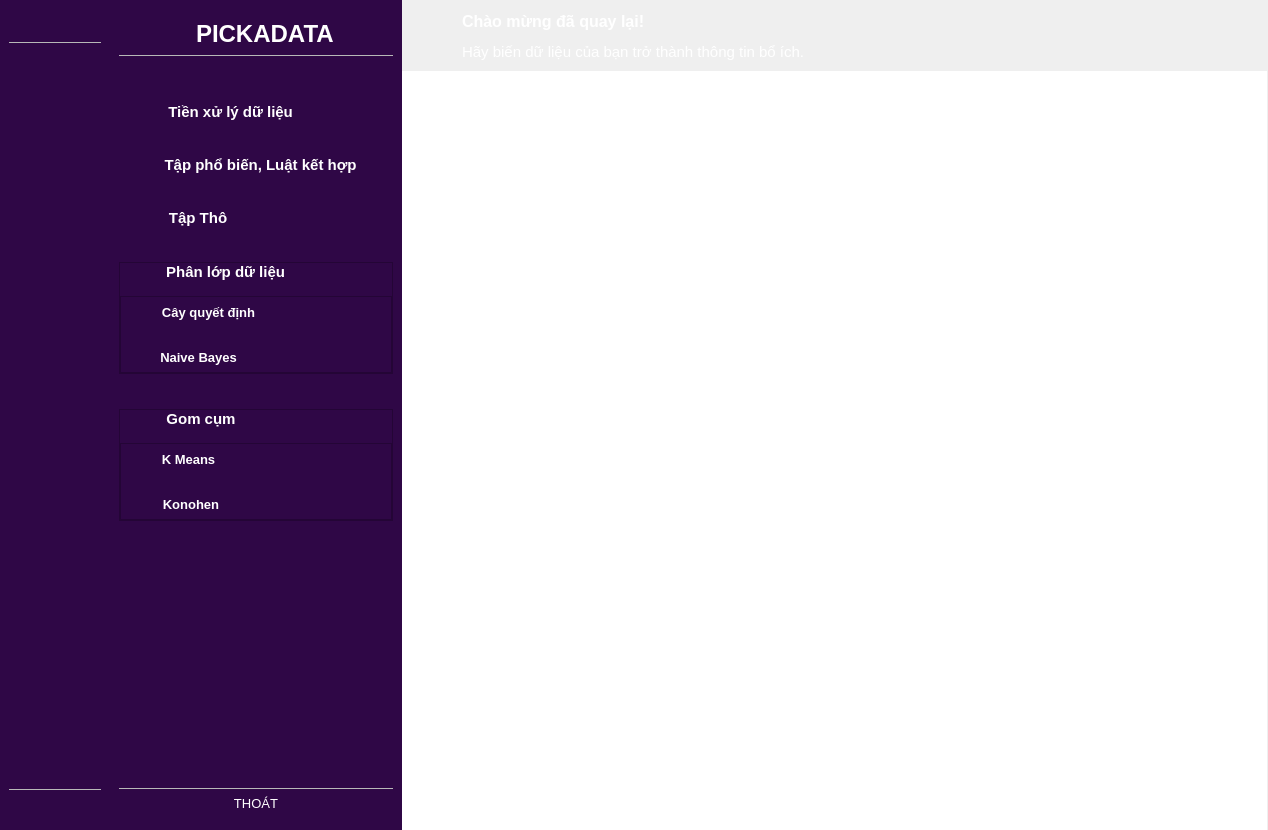
michael5671/DataMiningApp, file UI_MainWindow.ui: the form before one commit.
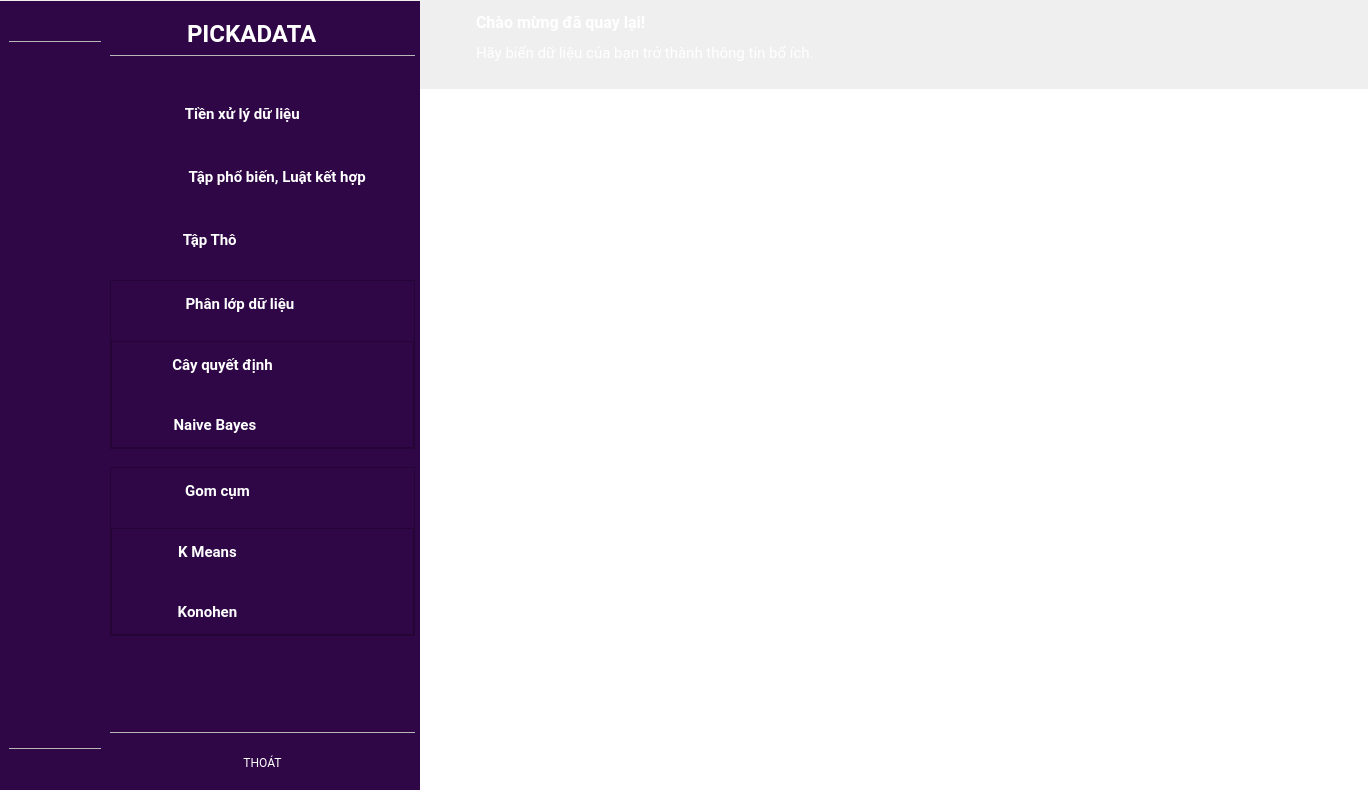
The form after the commit. Icons and pictures are not drawn.

The edit to the form file:
```diff
--- a/UI_MainWindow.ui
+++ b/UI_MainWindow.ui
@@ -6,32 +6,48 @@
    <rect>
     <x>0</x>
     <y>0</y>
-    <width>1268</width>
-    <height>830</height>
+    <width>1368</width>
+    <height>790</height>
    </rect>
   </property>
+  <property name="minimumSize">
+   <size>
+    <width>1360</width>
+    <height>790</height>
+   </size>
+  </property>
   <property name="maximumSize">
    <size>
-    <width>1272</width>
-    <height>830</height>
+    <width>16777215</width>
+    <height>790</height>
    </size>
   </property>
   <property name="font">
    <font>
+    <family>roboto</family>
     <pointsize>10</pointsize>
    </font>
   </property>
   <property name="windowTitle">
    <string>MainWindow</string>
   </property>
+  <property name="styleSheet">
+   <string notr="true">font-family:roboto;</string>
+  </property>
   <widget class="QWidget" name="centralwidget">
+   <property name="maximumSize">
+    <size>
+     <width>1370</width>
+     <height>879</height>
+    </size>
+   </property>
    <widget class="QWidget" name="layoutWidget">
     <property name="geometry">
      <rect>
       <x>0</x>
       <y>0</y>
-      <width>1267</width>
-      <height>831</height>
+      <width>1371</width>
+      <height>791</height>
      </rect>
     </property>
     <layout class="QGridLayout" name="gridLayout">
@@ -43,13 +59,13 @@
        <property name="minimumSize">
         <size>
          <width>110</width>
-         <height>0</height>
+         <height>789</height>
         </size>
        </property>
        <property name="maximumSize">
         <size>
          <width>110</width>
-         <height>16777215</height>
+         <height>789</height>
         </size>
        </property>
        <property name="styleSheet">
@@ -74,7 +90,7 @@
        </property>
        <layout class="QVBoxLayout" name="verticalLayout_7">
         <property name="topMargin">
-         <number>15</number>
+         <number>13</number>
         </property>
         <item>
          <layout class="QHBoxLayout" name="horizontalLayout_2">
@@ -103,7 +119,7 @@
              <string/>
             </property>
             <property name="pixmap">
-             <pixmap resource="../../DataMiningUIApp/asset.qrc">:/images/asset/logo.png</pixmap>
+             <pixmap resource="asset.qrc">:/images/asset/logo.png</pixmap>
             </property>
             <property name="scaledContents">
              <bool>true</bool>
@@ -141,24 +157,24 @@
         <item>
          <layout class="QVBoxLayout" name="verticalLayout_6">
           <property name="spacing">
-           <number>20</number>
+           <number>18</number>
           </property>
           <property name="topMargin">
-           <number>35</number>
+           <number>28</number>
           </property>
           <item>
            <widget class="QPushButton" name="TienXL2">
             <property name="minimumSize">
              <size>
               <width>0</width>
-              <height>0</height>
+              <height>50</height>
              </size>
             </property>
             <property name="text">
              <string/>
             </property>
             <property name="icon">
-             <iconset resource="../../DataMiningUIApp/asset.qrc">
+             <iconset resource="asset.qrc">
               <normaloff>:/images/asset/table-list.svg</normaloff>:/images/asset/table-list.svg</iconset>
             </property>
             <property name="iconSize">
@@ -177,11 +193,17 @@
           </item>
           <item>
            <widget class="QPushButton" name="TapPB2">
+            <property name="minimumSize">
+             <size>
+              <width>0</width>
+              <height>50</height>
+             </size>
+            </property>
             <property name="text">
              <string/>
             </property>
             <property name="icon">
-             <iconset resource="../../DataMiningUIApp/asset.qrc">
+             <iconset resource="asset.qrc">
               <normaloff>:/images/asset/circle-nodes-solid.svg</normaloff>:/images/asset/circle-nodes-solid.svg</iconset>
             </property>
             <property name="iconSize">
@@ -200,11 +222,17 @@
           </item>
           <item>
            <widget class="QPushButton" name="TapTho1_2">
+            <property name="minimumSize">
+             <size>
+              <width>0</width>
+              <height>50</height>
+             </size>
+            </property>
             <property name="text">
              <string/>
             </property>
             <property name="icon">
-             <iconset resource="../../DataMiningUIApp/asset.qrc">
+             <iconset resource="asset.qrc">
               <normaloff>:/images/asset/list-solid.svg</normaloff>:/images/asset/list-solid.svg</iconset>
             </property>
             <property name="iconSize">
@@ -223,11 +251,17 @@
           </item>
           <item>
            <widget class="QPushButton" name="PhanLop2">
+            <property name="minimumSize">
+             <size>
+              <width>0</width>
+              <height>50</height>
+             </size>
+            </property>
             <property name="text">
              <string/>
             </property>
             <property name="icon">
-             <iconset resource="../../DataMiningUIApp/asset.qrc">
+             <iconset resource="asset.qrc">
               <normaloff>:/images/asset/sitemap-solid.svg</normaloff>:/images/asset/sitemap-solid.svg</iconset>
             </property>
             <property name="iconSize">
@@ -246,11 +280,17 @@
           </item>
           <item>
            <widget class="QPushButton" name="GomCum2">
+            <property name="minimumSize">
+             <size>
+              <width>0</width>
+              <height>50</height>
+             </size>
+            </property>
             <property name="text">
              <string/>
             </property>
             <property name="icon">
-             <iconset resource="../../DataMiningUIApp/asset.qrc">
+             <iconset resource="asset.qrc">
               <normaloff>:/images/asset/object-ungroup-solid.svg</normaloff>:/images/asset/object-ungroup-solid.svg</iconset>
             </property>
             <property name="iconSize">
@@ -301,7 +341,7 @@
            <string/>
           </property>
           <property name="icon">
-           <iconset resource="../../DataMiningUIApp/asset.qrc">
+           <iconset resource="asset.qrc">
             <normaloff>:/images/asset/log-out.svg</normaloff>:/images/asset/log-out.svg</iconset>
           </property>
           <property name="iconSize">
@@ -379,7 +419,7 @@
               <string/>
              </property>
              <property name="icon">
-              <iconset resource="../../DataMiningUIApp/asset.qrc">
+              <iconset resource="asset.qrc">
                <normaloff>:/images/asset/bars-solid.svg</normaloff>:/images/asset/bars-solid.svg</iconset>
              </property>
              <property name="iconSize">
@@ -405,6 +445,7 @@
               <widget class="QLabel" name="label">
                <property name="font">
                 <font>
+                 <family>roboto</family>
                  <pointsize>12</pointsize>
                  <bold>true</bold>
                 </font>
@@ -422,6 +463,7 @@
               <widget class="QLabel" name="label_2">
                <property name="font">
                 <font>
+                 <family>roboto</family>
                  <pointsize>11</pointsize>
                  <bold>false</bold>
                 </font>
@@ -458,8 +500,8 @@
         <widget class="QWidget" name="main_screen_widget" native="true">
          <property name="minimumSize">
           <size>
-           <width>843</width>
-           <height>780</height>
+           <width>931</width>
+           <height>701</height>
           </size>
          </property>
          <property name="maximumSize">
@@ -476,11 +518,17 @@
           <property name="geometry">
            <rect>
             <x>0</x>
-            <y>10</y>
-            <width>851</width>
-            <height>751</height>
+            <y>0</y>
+            <width>841</width>
+            <height>691</height>
            </rect>
           </property>
+          <property name="minimumSize">
+           <size>
+            <width>0</width>
+            <height>0</height>
+           </size>
+          </property>
           <property name="maximumSize">
            <size>
             <width>16777215</width>
@@ -502,14 +550,14 @@
       <widget class="QWidget" name="icon_text_widget" native="true">
        <property name="minimumSize">
         <size>
-         <width>0</width>
-         <height>0</height>
+         <width>310</width>
+         <height>789</height>
         </size>
        </property>
        <property name="maximumSize">
         <size>
-         <width>292</width>
-         <height>16777215</height>
+         <width>305</width>
+         <height>789</height>
         </size>
        </property>
        <property name="styleSheet">
@@ -528,11 +576,17 @@
 </string>
        </property>
        <layout class="QVBoxLayout" name="verticalLayout_8">
+        <property name="leftMargin">
+         <number>0</number>
+        </property>
         <property name="topMargin">
-         <number>20</number>
+         <number>18</number>
+        </property>
+        <property name="rightMargin">
+         <number>5</number>
         </property>
         <property name="bottomMargin">
-         <number>20</number>
+         <number>5</number>
         </property>
         <item>
          <layout class="QHBoxLayout" name="horizontalLayout">
@@ -548,7 +602,7 @@
              <string/>
             </property>
             <property name="pixmap">
-             <pixmap resource="../../DataMiningUIApp/asset.qrc">:/images/asset/logo.png</pixmap>
+             <pixmap resource="asset.qrc">:/images/asset/logo.png</pixmap>
             </property>
             <property name="scaledContents">
              <bool>true</bool>
@@ -559,6 +613,7 @@
            <widget class="QLabel" name="label_6">
             <property name="font">
              <font>
+              <family>roboto</family>
               <pointsize>18</pointsize>
               <bold>true</bold>
              </font>
@@ -592,15 +647,28 @@
         <item>
          <layout class="QVBoxLayout" name="verticalLayout_5">
           <property name="spacing">
-           <number>35</number>
+           <number>18</number>
+          </property>
+          <property name="leftMargin">
+           <number>0</number>
           </property>
           <property name="topMargin">
-           <number>40</number>
+           <number>28</number>
+          </property>
+          <property name="rightMargin">
+           <number>0</number>
           </property>
           <item>
            <widget class="QPushButton" name="TienXL1">
+            <property name="minimumSize">
+             <size>
+              <width>300</width>
+              <height>45</height>
+             </size>
+            </property>
             <property name="font">
              <font>
+              <family>roboto</family>
               <pointsize>11</pointsize>
               <bold>true</bold>
              </font>
@@ -609,6 +677,7 @@
              <string notr="true">QPushButton{
 	border:none;
 	padding-left: -55px;
+
 }
 QPushButton:checked{
 	background-color: #5C3B8F;
@@ -617,13 +686,15 @@
 QPushButton:hover{
 	background-color: #5C3B8F;
 	border-radius: 8px; 
+	font-size: 16px;
+	padding-left: -75px;
 }</string>
             </property>
             <property name="text">
-             <string> Tiền xử lý dữ liệu</string>
+             <string>    Tiền xử lý dữ liệu</string>
             </property>
             <property name="icon">
-             <iconset resource="../../DataMiningUIApp/asset.qrc">
+             <iconset resource="asset.qrc">
               <normaloff>:/images/asset/table-list.svg</normaloff>:/images/asset/table-list.svg</iconset>
             </property>
             <property name="iconSize">
@@ -645,8 +716,15 @@
           </item>
           <item>
            <widget class="QPushButton" name="TapPB1">
+            <property name="minimumSize">
+             <size>
+              <width>300</width>
+              <height>45</height>
+             </size>
+            </property>
             <property name="font">
              <font>
+              <family>roboto</family>
               <pointsize>11</pointsize>
               <bold>true</bold>
              </font>
@@ -654,7 +732,7 @@
             <property name="styleSheet">
              <string notr="true">QPushButton{
 	border:none;
-	padding-left: 5px;
+	padding-left: 15px;
 	
 }
 QPushButton:checked{
@@ -664,13 +742,15 @@
 QPushButton:hover{
 	background-color: #5C3B8F;
 	border-radius: 8px; 
+	font-size: 16px;
+	padding-left: -26px;
 }</string>
             </property>
             <property name="text">
-             <string> Tập phổ biến, Luật kết hợp</string>
+             <string>    Tập phổ biến, Luật kết hợp</string>
             </property>
             <property name="icon">
-             <iconset resource="../../DataMiningUIApp/asset.qrc">
+             <iconset resource="asset.qrc">
               <normaloff>:/images/asset/circle-nodes-solid.svg</normaloff>:/images/asset/circle-nodes-solid.svg</iconset>
             </property>
             <property name="iconSize">
@@ -692,8 +772,15 @@
           </item>
           <item>
            <widget class="QPushButton" name="TapTho1">
+            <property name="minimumSize">
+             <size>
+              <width>300</width>
+              <height>45</height>
+             </size>
+            </property>
             <property name="font">
              <font>
+              <family>roboto</family>
               <pointsize>11</pointsize>
               <bold>true</bold>
              </font>
@@ -711,13 +798,15 @@
 QPushButton:hover{
 	background-color: #5C3B8F;
 	border-radius: 8px; 
+	font-size: 16px;
+	padding-left: -135px;
 }</string>
             </property>
             <property name="text">
-             <string> Tập Thô</string>
+             <string>    Tập Thô</string>
             </property>
             <property name="icon">
-             <iconset resource="../../DataMiningUIApp/asset.qrc">
+             <iconset resource="asset.qrc">
               <normaloff>:/images/asset/list-solid.svg</normaloff>:/images/asset/list-solid.svg</iconset>
             </property>
             <property name="iconSize">
@@ -760,8 +849,15 @@
              </property>
              <item>
               <widget class="QPushButton" name="PhanLop1">
+               <property name="minimumSize">
+                <size>
+                 <width>300</width>
+                 <height>45</height>
+                </size>
+               </property>
                <property name="font">
                 <font>
+                 <family>roboto</family>
                  <pointsize>11</pointsize>
                  <italic>false</italic>
                  <bold>true</bold>
@@ -771,19 +867,21 @@
                <property name="styleSheet">
                 <string notr="true">QPushButton{
 	border:none;
-	padding-left: -65px;
+	padding-left: -60px;
 	
 }
 QPushButton:hover{
 	background-color: #5C3B8F;
 	border-radius: 8px; 
+	font-size: 16px;
+	padding-left: -75px;
 }</string>
                </property>
                <property name="text">
-                <string> Phân lớp dữ liệu</string>
+                <string>    Phân lớp dữ liệu</string>
                </property>
                <property name="icon">
-                <iconset resource="../../DataMiningUIApp/asset.qrc">
+                <iconset resource="asset.qrc">
                  <normaloff>:/images/asset/sitemap-solid.svg</normaloff>:/images/asset/sitemap-solid.svg</iconset>
                </property>
                <property name="iconSize">
@@ -831,13 +929,14 @@
                  <widget class="QPushButton" name="CayQD">
                   <property name="minimumSize">
                    <size>
-                    <width>0</width>
-                    <height>30</height>
+                    <width>300</width>
+                    <height>45</height>
                    </size>
                   </property>
                   <property name="font">
                    <font>
-                    <pointsize>10</pointsize>
+                    <family>roboto</family>
+                    <pointsize>11</pointsize>
                     <italic>false</italic>
                     <bold>true</bold>
                    </font>
@@ -851,14 +950,17 @@
 QPushButton:hover{
 	background-color: #5C3B8F;
 	border-radius: 8px; 
+	font-size: 16px;
+	padding-left: -105px;	
 }
 QPushButton:checked{
 	background-color: #5C3B8F;
 	border-radius: 8px; 
+	
 }</string>
                   </property>
                   <property name="text">
-                   <string>Cây quyết định</string>
+                   <string>    Cây quyết định</string>
                   </property>
                   <property name="checkable">
                    <bool>true</bool>
@@ -872,25 +974,28 @@
                  <widget class="QPushButton" name="NaiveBayes">
                   <property name="minimumSize">
                    <size>
-                    <width>0</width>
-                    <height>30</height>
+                    <width>300</width>
+                    <height>45</height>
                    </size>
                   </property>
                   <property name="font">
                    <font>
-                    <pointsize>10</pointsize>
+                    <family>roboto</family>
+                    <pointsize>11</pointsize>
                     <bold>true</bold>
                    </font>
                   </property>
                   <property name="styleSheet">
                    <string notr="true">QPushButton{
 	border:none;
-	padding-left: -115px;
+	padding-left: -110px;
 	
 }
 QPushButton:hover{
 	background-color: #5C3B8F;
 	border-radius: 8px; 
+	font-size: 16px;
+	padding-left: -115px;	
 }
 QPushButton:checked{
 	background-color: #5C3B8F;
@@ -898,7 +1003,7 @@
 }</string>
                   </property>
                   <property name="text">
-                   <string>Naive Bayes</string>
+                   <string>    Naive Bayes</string>
                   </property>
                   <property name="checkable">
                    <bool>true</bool>
@@ -940,8 +1045,15 @@
              </property>
              <item>
               <widget class="QPushButton" name="GomCum1">
+               <property name="minimumSize">
+                <size>
+                 <width>300</width>
+                 <height>45</height>
+                </size>
+               </property>
                <property name="font">
                 <font>
+                 <family>roboto</family>
                  <pointsize>11</pointsize>
                  <bold>true</bold>
                 </font>
@@ -949,20 +1061,22 @@
                <property name="styleSheet">
                 <string notr="true">QPushButton{
 	border:none;
-	padding-left: -110px;
+	padding-left: -105px;
 	
 }
 
 QPushButton:hover{
 	background-color: #5C3B8F;
 	border-radius: 8px; 
+	font-size: 16px;
+	padding-left: -120px;	
 }</string>
                </property>
                <property name="text">
-                <string>Gom cụm</string>
+                <string>    Gom cụm</string>
                </property>
                <property name="icon">
-                <iconset resource="../../DataMiningUIApp/asset.qrc">
+                <iconset resource="asset.qrc">
                  <normaloff>:/images/asset/object-ungroup-solid.svg</normaloff>:/images/asset/object-ungroup-solid.svg</iconset>
                </property>
                <property name="iconSize">
@@ -1007,26 +1121,29 @@
                  <widget class="QPushButton" name="KMean">
                   <property name="minimumSize">
                    <size>
-                    <width>0</width>
-                    <height>30</height>
+                    <width>300</width>
+                    <height>45</height>
                    </size>
                   </property>
                   <property name="font">
                    <font>
-                    <pointsize>10</pointsize>
+                    <family>roboto</family>
+                    <pointsize>11</pointsize>
                     <bold>true</bold>
                    </font>
                   </property>
                   <property name="styleSheet">
                    <string notr="true">QPushButton{
 	border:none;
-	padding-left: -135px;
+	padding-left: -125px;
 	
 }
 
 QPushButton:hover{
 	background-color: #5C3B8F;
 	border-radius: 8px; 
+	font-size: 16px;
+	padding-left: -135px;	
 }
 QPushButton:checked{
 	background-color: #5C3B8F;
@@ -1034,7 +1151,7 @@
 }</string>
                   </property>
                   <property name="text">
-                   <string>K Means</string>
+                   <string>    K Means</string>
                   </property>
                   <property name="checkable">
                    <bool>true</bool>
@@ -1048,25 +1165,28 @@
                  <widget class="QPushButton" name="Konohen">
                   <property name="minimumSize">
                    <size>
-                    <width>0</width>
-                    <height>30</height>
+                    <width>300</width>
+                    <height>45</height>
                    </size>
                   </property>
                   <property name="font">
                    <font>
-                    <pointsize>10</pointsize>
+                    <family>roboto</family>
+                    <pointsize>11</pointsize>
                     <bold>true</bold>
                    </font>
                   </property>
                   <property name="styleSheet">
                    <string notr="true">QPushButton{
 	border:none;
-	padding-left: -130px;
+	padding-left: -125px;
 	
 }
 QPushButton:hover{
 	background-color: #5C3B8F;
 	border-radius: 8px; 
+	font-size: 16px;
+	padding-left: -135px;	
 }
 QPushButton:checked{
 	background-color: #5C3B8F;
@@ -1074,7 +1194,7 @@
 }</string>
                   </property>
                   <property name="text">
-                   <string>Konohen</string>
+                   <string>    Konohen</string>
                   </property>
                   <property name="checkable">
                    <bool>true</bool>
@@ -1120,6 +1240,12 @@
         </item>
         <item>
          <widget class="QPushButton" name="pushButton_12">
+          <property name="minimumSize">
+           <size>
+            <width>0</width>
+            <height>45</height>
+           </size>
+          </property>
           <property name="styleSheet">
            <string notr="true">QPushButton:hover{
 	background-color: #5C3B8F;
@@ -1130,7 +1256,7 @@
            <string>THOÁT</string>
           </property>
           <property name="icon">
-           <iconset resource="../../DataMiningUIApp/asset.qrc">
+           <iconset resource="asset.qrc">
             <normaloff>:/images/asset/log-out.svg</normaloff>:/images/asset/log-out.svg</iconset>
           </property>
           <property name="iconSize">
```
Left out of the diff: 3 changed lines with no effect on the pictures.
